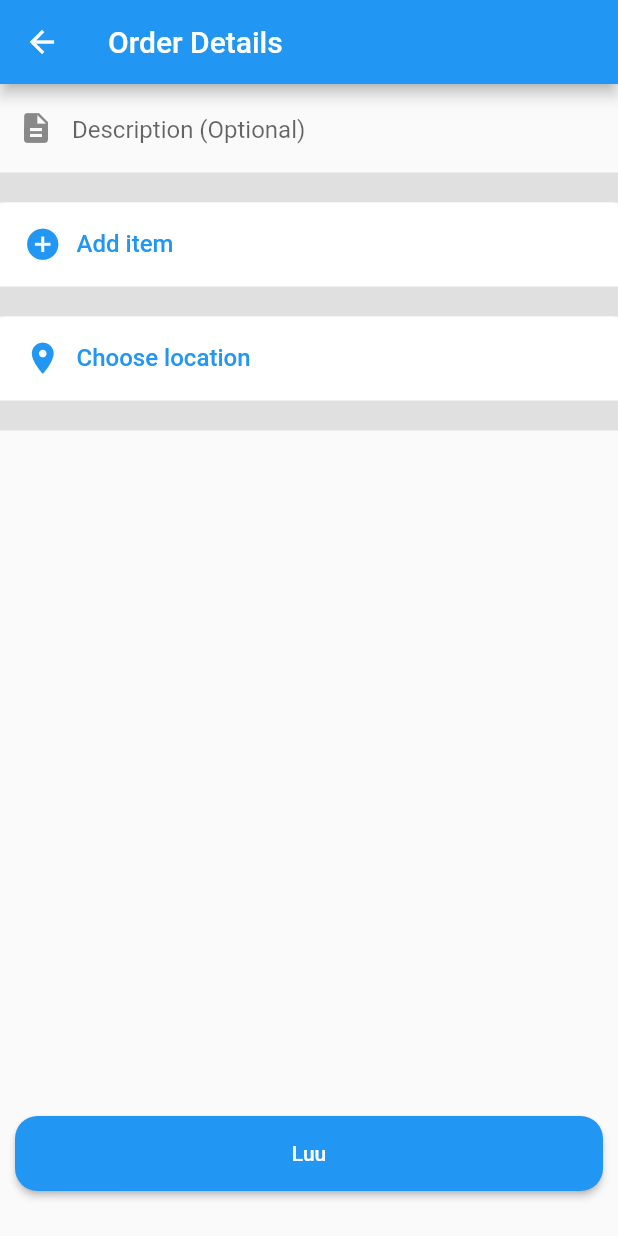
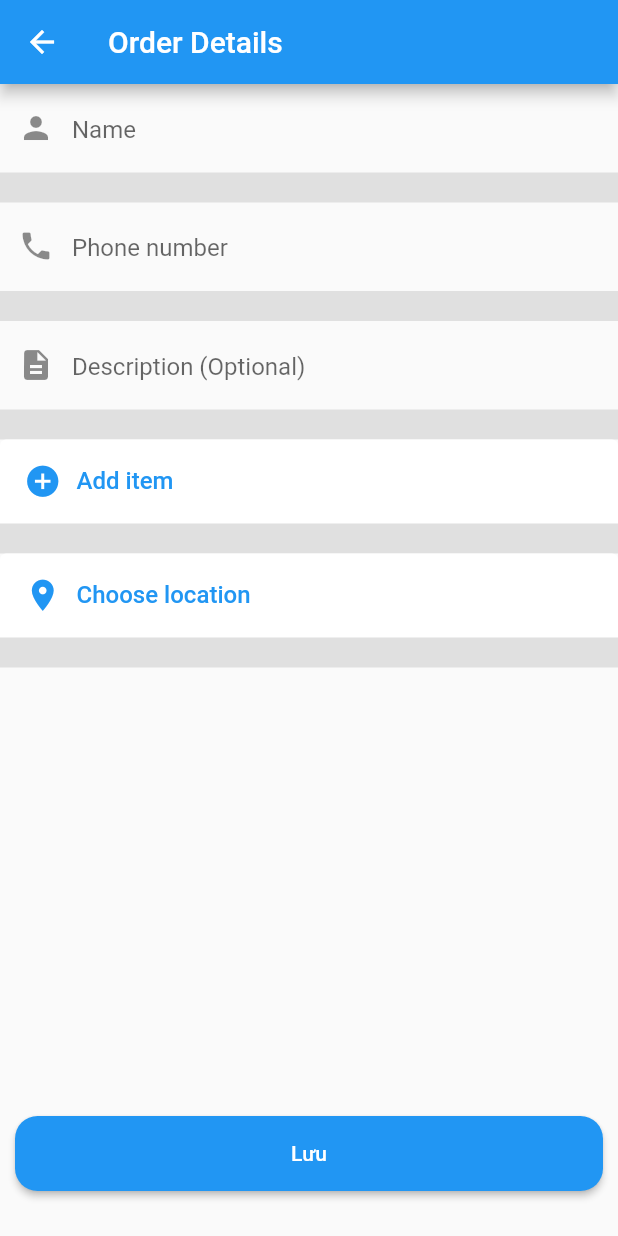
Before and after one commit to lenhatquang97/android-midterm, a Flutter app: the AddOrder screen opened by its route, on a phone screen of 412 x 824 dp. Run offline on Flutter 3.47's test engine with Material 2 defaults, Android fonts, the phone set to English and light mode, and no system bars; our stand-ins replace auto_route, cloud_firestore, dio, firebase_auth, firebase_core, flutter_secure_storage and 7 more; missing offline and left inert: flutter_polyline_points; accounts and stored records are empty.

Commit message:
Update create debt and order

```diff
--- a/lib/models/order_model.dart
+++ b/lib/models/order_model.dart
@@ -20,7 +20,7 @@ class OrderModel {
   List<Product> products = [];
   bool enable = true;
   String createdBy = '';
-  OrderModel() {}
+  OrderModel();
   Future<void> fetchOrder(docId, uid) async {
     final firestoreInstance = FirebaseFirestore.instance;
     await firestoreInstance.collection("donhang").doc(docId).get().then((data) {
--- a/lib/screens/add_debt.dart
+++ b/lib/screens/add_debt.dart
@@ -1,3 +1,4 @@
+import 'package:android_midterm/models/debt_model.dart';
 import 'package:flutter/gestures.dart';
 import 'package:flutter/material.dart';
 import 'package:flutter/rendering.dart';
@@ -15,6 +16,10 @@ class _AddDebtState extends State<AddDebt> {
   DateTime _date_time = DateTime.now();
   // ignore: non_constant_identifier_names
   bool _button_index = true; //true == left false == right
+  final _name_controller = TextEditingController();
+  final _amount_controller = TextEditingController();
+  final _desc_controller = TextEditingController();
+  final _phone_controller = TextEditingController();
 
   // ignore: non_constant_identifier_names
   void _set_date_time(DateTime a) {
@@ -173,6 +178,7 @@ class _AddDebtState extends State<AddDebt> {
                     Column(
                       children: [
                         TextFormField(
+                          controller: _name_controller,
                           validator: (value) {
                             if (value == null || value.isEmpty) {
                               return 'Please enter some text';
@@ -186,20 +192,25 @@ class _AddDebtState extends State<AddDebt> {
                               prefixIcon: const Icon(Icons.person)),
                         ),
                         TextFormField(
+                          controller: _amount_controller,
+                          keyboardType: TextInputType.number,
                           textAlignVertical: const TextAlignVertical(y: 0.5),
                           decoration: const InputDecoration(
                               hintText: 'Số tiền',
                               prefixIcon: Icon(Icons.attach_money)),
                         ),
-                        const TextField(
+                        TextField(
+                          controller: _desc_controller,
                           keyboardType: TextInputType.multiline,
                           maxLines: null,
-                          textAlignVertical: TextAlignVertical(y: 0.5),
-                          decoration: InputDecoration(
+                          textAlignVertical: const TextAlignVertical(y: 0.5),
+                          decoration: const InputDecoration(
                               hintText: 'Mô tả',
                               prefixIcon: Icon(Icons.description)),
                         ),
                         TextFormField(
+                          controller: _phone_controller,
+                          keyboardType: TextInputType.phone,
                           textAlignVertical: const TextAlignVertical(y: 0.5),
                           decoration: const InputDecoration(
                               hintText: 'Số điện thoại',
@@ -219,10 +230,29 @@ class _AddDebtState extends State<AddDebt> {
                     child: ConstrainedBox(
                         constraints: const BoxConstraints.tightFor(height: 50),
                         child: ElevatedButton(
-                          onPressed: () {
+                          onPressed: () async {
+                            var name = _name_controller.text;
+                            var amount = int.parse(_amount_controller.text);
+                            var note = _desc_controller.text;
+                            var phone = _phone_controller.text;
+                            if (note.isEmpty) {
+                              note = "";
+                            }
+                            var object = DebtModel(
+                                amount: amount,
+                                dueDate: _date_time,
+                                createdAt: DateTime.now(),
+                                enable: true,
+                                isDebt: !_button_index,
+                                name: name,
+                                note: note,
+                                phone: phone,
+                                createdBy: "test");
+                            await object.CreateDebt();
+
                             Navigator.pop(context);
                           },
-                          child: const Text("Luu"),
+                          child: const Text("Lưu"),
                           style: ButtonStyle(
                               shape: MaterialStateProperty.all<
                                       RoundedRectangleBorder>(
--- a/lib/screens/add_order.dart
+++ b/lib/screens/add_order.dart
@@ -2,6 +2,7 @@ import 'package:android_midterm/models/item.dart';
 import 'package:android_midterm/provider/order_provider.dart';
 import 'package:android_midterm/provider/picker_provider.dart';
 import 'package:android_midterm/screens/map_picker_v2.dart';
+import 'package:cloud_firestore/cloud_firestore.dart';
 import 'package:flutter/material.dart';
 import 'package:flutter/services.dart';
 import 'package:rflutter_alert/rflutter_alert.dart';
@@ -20,6 +21,11 @@ class _AddOrderState extends State<AddOrder> {
   // ignore: non_constant_identifier_names
   final _amount_controller = TextEditingController();
   // ignore: non_constant_identifier_names
+
+  final _name_controller = TextEditingController();
+  final _phone_controller = TextEditingController();
+  final _desc_controller = TextEditingController();
+
   final _form_key = GlobalKey<FormState>();
 
   @override
@@ -48,17 +54,50 @@ class _AddOrderState extends State<AddOrder> {
       body: Column(
         children: [
           Column(
-            children: const [
-              SizedBox(height: 5),
+            children: [
+              const SizedBox(height: 5),
               TextField(
-                textAlignVertical: TextAlignVertical(y: 0.5),
-                decoration: InputDecoration(
+                controller: _name_controller,
+                textAlignVertical: const TextAlignVertical(y: 0.5),
+                decoration: const InputDecoration(
+                    border: InputBorder.none,
+                    hintText: 'Name',
+                    hintStyle: TextStyle(fontSize: 16),
+                    prefixIcon: Icon(Icons.person)),
+              ),
+              const SizedBox(height: 10),
+              Divider(thickness: 20, color: Colors.grey.shade300),
+            ],
+          ),
+          Column(
+            children: [
+              const SizedBox(height: 5),
+              TextField(
+                controller: _phone_controller,
+                textAlignVertical: const TextAlignVertical(y: 0.5),
+                decoration: const InputDecoration(
+                    border: InputBorder.none,
+                    hintText: 'Phone number',
+                    hintStyle: TextStyle(fontSize: 16),
+                    prefixIcon: Icon(Icons.phone)),
+              ),
+              const SizedBox(height: 10),
+              Divider(thickness: 20, color: Colors.grey.shade300),
+            ],
+          ),
+          Column(
+            children: [
+              const SizedBox(height: 5),
+              TextField(
+                controller: _desc_controller,
+                textAlignVertical: const TextAlignVertical(y: 0.5),
+                decoration: const InputDecoration(
                     border: InputBorder.none,
                     hintText: 'Description (Optional)',
                     hintStyle: TextStyle(fontSize: 16),
                     prefixIcon: Icon(Icons.description)),
               ),
-              SizedBox(height: 10),
+              const SizedBox(height: 10),
             ],
           ),
           Column(
@@ -227,11 +266,21 @@ class _AddOrderState extends State<AddOrder> {
                 child: ConstrainedBox(
                     constraints: const BoxConstraints.tightFor(height: 50),
                     child: ElevatedButton(
-                      onPressed: () {
+                      onPressed: () async {
+                        var name = _name_controller.text;
+                        var phone = _phone_controller.text;
+                        var note = _desc_controller.text;
+                        await _order_provider.SaveOrder(
+                            name,
+                            phone,
+                            note,
+                            GeoPoint(_picker_provider.current_location.lat,
+                                _picker_provider.current_location.lng),
+                            _picker_provider.current_location.formattedAddress,
+                            "test");
                         Navigator.pop(context);
-                        print('poped');
                       },
-                      child: const Text("Luu"),
+                      child: const Text("Lưu"),
                       style: ButtonStyle(
                           shape:
                               MaterialStateProperty.all<RoundedRectangleBorder>(
@@ -240,7 +289,7 @@ class _AddOrderState extends State<AddOrder> {
                                           BorderRadius.circular(15)))),
                     )),
               ),
-              SizedBox(
+              const SizedBox(
                 width: 10,
               ),
             ],
```
Also changed, not shown: lib/models/debt_model.dart (+29 -9 lines), lib/provider/order_provider.dart (+21 -7 lines).
